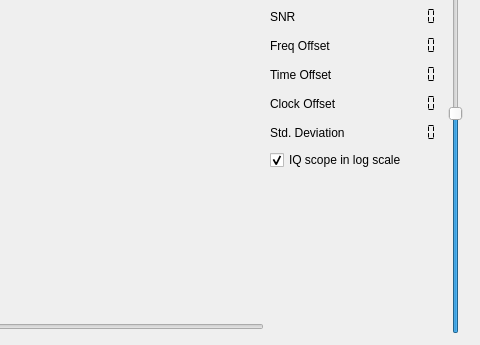
tomneda/qt-dab, file code/viewers/spectrum-viewer/scopewidget.ui: the form before one commit; both pictures show x 647 to 1127 and y 594 to 939 of the 1127 by 939 pixel window.
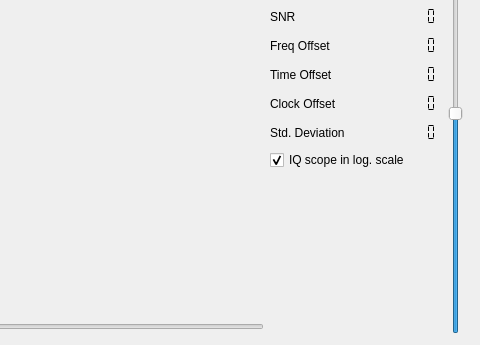
The form after the commit. Custom widgets are drawn as their Qt base class.

Commit message: Refine IQ scope

```diff
--- a/code/viewers/spectrum-viewer/scopewidget.ui
+++ b/code/viewers/spectrum-viewer/scopewidget.ui
@@ -309,7 +309,7 @@
          <item row="9" column="0" colspan="2">
           <widget class="QCheckBox" name="cbLogIqScope">
            <property name="text">
-            <string>IQ scope in log scale</string>
+            <string>IQ scope in log. scale</string>
            </property>
            <property name="checked">
             <bool>true</bool>
```
The commit also changes 3 other files.
